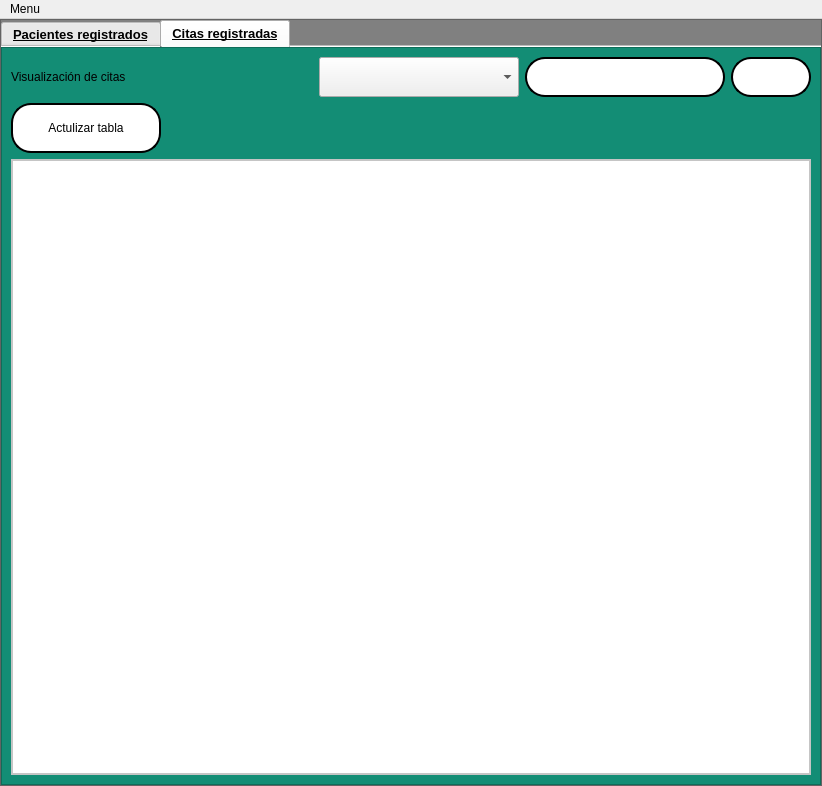
The window that interfaces/paciente_view.ui (Reinaldito04/App-Consultas-y-Historias-Medicas) describes before a commit, drawn with Qt 5.
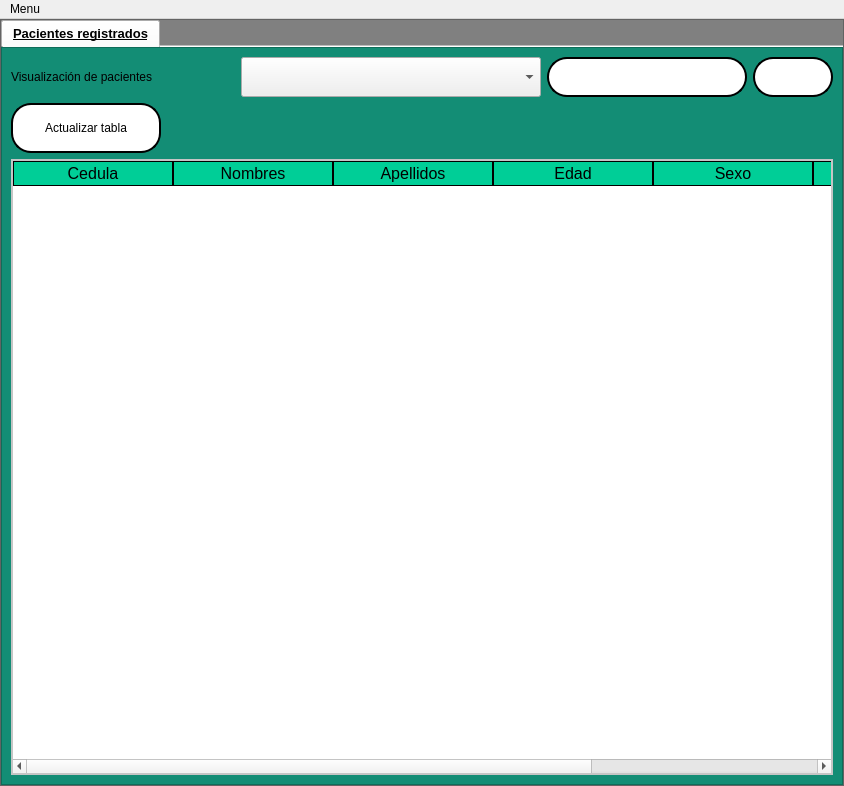
The same window after the commit. The open tabs and pages were chosen to show the change. Icons and pictures are not drawn.

```diff
--- a/interfaces/paciente_view.ui
+++ b/interfaces/paciente_view.ui
@@ -6,7 +6,7 @@
    <rect>
     <x>0</x>
     <y>0</y>
-    <width>822</width>
+    <width>844</width>
     <height>786</height>
    </rect>
   </property>
@@ -395,275 +395,6 @@
            </item>
           </layout>
          </widget>
-         <widget class="QWidget" name="tab_2">
-          <attribute name="title">
-           <string>Citas registradas</string>
-          </attribute>
-          <layout class="QVBoxLayout" name="verticalLayout_8">
-           <property name="spacing">
-            <number>0</number>
-           </property>
-           <property name="leftMargin">
-            <number>0</number>
-           </property>
-           <property name="topMargin">
-            <number>0</number>
-           </property>
-           <property name="rightMargin">
-            <number>0</number>
-           </property>
-           <property name="bottomMargin">
-            <number>0</number>
-           </property>
-           <item>
-            <widget class="QFrame" name="frame_4">
-             <property name="styleSheet">
-              <string notr="true">QFrame{
-background-color:#138D75;
-	font: 12pt &quot;Microsoft Sans Serif&quot;;
-}
-QTableWidget{
-color:rgb(0,0,0);
-gridline-color:rgb(0,206,151);
-font-size:12pt;
-}
-QHeaderView::section{
-background-color:rgb(0,206,151);
-border:1px solid rgb(0,0,0);
-font-size:12pt;
-}
-QTbaleWidget QTableCornerButton::section{
-background-color:rgb(0,0,0);
-border:1px solid  rgb(0,206,151);
-}
-QLineEdit{
-border:2px solid rgb(0,0,0);
-border-radius:20px;
-	font: 12pt &quot;Microsoft Sans Serif&quot;;
-	background-color: rgb(255, 255, 255);
-}
-QPushButton{
-border-radius:20px;
-border:2px solid rgb(0,0,0);
-background-color:white;
-}
-QPushButton:hover{
-	background-color:#CB4335;
-}
-QTextEdit{
-border:4px solid rgb(0,0,0);
-border-radius:20px;
-	font: 12pt &quot;Microsoft Sans Serif&quot;;
-	background-color: rgb(255, 255, 255);
-}
-QLabel{
-	
-	font: 12pt &quot;Microsoft Sans Serif&quot;;
-}
-</string>
-             </property>
-             <property name="frameShape">
-              <enum>QFrame::StyledPanel</enum>
-             </property>
-             <property name="frameShadow">
-              <enum>QFrame::Raised</enum>
-             </property>
-             <layout class="QVBoxLayout" name="verticalLayout_6">
-              <item>
-               <layout class="QHBoxLayout" name="horizontalLayout_2">
-                <item>
-                 <widget class="QLabel" name="label_2">
-                  <property name="text">
-                   <string>Visualización de citas</string>
-                  </property>
-                 </widget>
-                </item>
-                <item>
-                 <spacer name="horizontalSpacer_3">
-                  <property name="orientation">
-                   <enum>Qt::Horizontal</enum>
-                  </property>
-                  <property name="sizeHint" stdset="0">
-                   <size>
-                    <width>40</width>
-                    <height>20</height>
-                   </size>
-                  </property>
-                 </spacer>
-                </item>
-                <item>
-                 <widget class="QComboBox" name="filtro_cita">
-                  <property name="minimumSize">
-                   <size>
-                    <width>200</width>
-                    <height>40</height>
-                   </size>
-                  </property>
-                  <property name="maximumSize">
-                   <size>
-                    <width>200</width>
-                    <height>40</height>
-                   </size>
-                  </property>
-                  <property name="font">
-                   <font>
-                    <pointsize>10</pointsize>
-                    <weight>75</weight>
-                    <bold>true</bold>
-                   </font>
-                  </property>
-                 </widget>
-                </item>
-                <item>
-                 <widget class="QLineEdit" name="in_buscar_cita">
-                  <property name="minimumSize">
-                   <size>
-                    <width>200</width>
-                    <height>40</height>
-                   </size>
-                  </property>
-                  <property name="maximumSize">
-                   <size>
-                    <width>200</width>
-                    <height>40</height>
-                   </size>
-                  </property>
-                  <property name="inputMask">
-                   <string/>
-                  </property>
-                  <property name="text">
-                   <string/>
-                  </property>
-                  <property name="maxLength">
-                   <number>20</number>
-                  </property>
-                  <property name="placeholderText">
-                   <string/>
-                  </property>
-                 </widget>
-                </item>
-                <item>
-                 <widget class="QPushButton" name="bt_buscar_cita">
-                  <property name="minimumSize">
-                   <size>
-                    <width>80</width>
-                    <height>40</height>
-                   </size>
-                  </property>
-                  <property name="maximumSize">
-                   <size>
-                    <width>80</width>
-                    <height>40</height>
-                   </size>
-                  </property>
-                  <property name="text">
-                   <string/>
-                  </property>
-                  <property name="icon">
-                   <iconset>
-                    <normaloff>ELEMENTOS GRAFICOS/buscar.png</normaloff>ELEMENTOS GRAFICOS/buscar.png</iconset>
-                  </property>
-                  <property name="iconSize">
-                   <size>
-                    <width>30</width>
-                    <height>30</height>
-                   </size>
-                  </property>
-                 </widget>
-                </item>
-               </layout>
-              </item>
-              <item>
-               <layout class="QHBoxLayout" name="horizontalLayout_4">
-                <item>
-                 <widget class="QPushButton" name="bt_act_2">
-                  <property name="minimumSize">
-                   <size>
-                    <width>150</width>
-                    <height>50</height>
-                   </size>
-                  </property>
-                  <property name="maximumSize">
-                   <size>
-                    <width>150</width>
-                    <height>50</height>
-                   </size>
-                  </property>
-                  <property name="font">
-                   <font>
-                    <pointsize>9</pointsize>
-                   </font>
-                  </property>
-                  <property name="text">
-                   <string>Actulizar tabla</string>
-                  </property>
-                  <property name="icon">
-                   <iconset>
-                    <normaloff>ELEMENTOS GRAFICOS/actualizar.png</normaloff>ELEMENTOS GRAFICOS/actualizar.png</iconset>
-                  </property>
-                  <property name="iconSize">
-                   <size>
-                    <width>30</width>
-                    <height>30</height>
-                   </size>
-                  </property>
-                 </widget>
-                </item>
-                <item>
-                 <spacer name="horizontalSpacer_4">
-                  <property name="orientation">
-                   <enum>Qt::Horizontal</enum>
-                  </property>
-                  <property name="sizeHint" stdset="0">
-                   <size>
-                    <width>40</width>
-                    <height>20</height>
-                   </size>
-                  </property>
-                 </spacer>
-                </item>
-               </layout>
-              </item>
-              <item>
-               <widget class="QFrame" name="frame_5">
-                <property name="styleSheet">
-                 <string notr="true">QFrame{
-	background-color: rgb(255, 255, 255);
-}</string>
-                </property>
-                <property name="frameShape">
-                 <enum>QFrame::StyledPanel</enum>
-                </property>
-                <property name="frameShadow">
-                 <enum>QFrame::Raised</enum>
-                </property>
-                <layout class="QVBoxLayout" name="verticalLayout_7">
-                 <property name="spacing">
-                  <number>0</number>
-                 </property>
-                 <property name="leftMargin">
-                  <number>0</number>
-                 </property>
-                 <property name="topMargin">
-                  <number>0</number>
-                 </property>
-                 <property name="rightMargin">
-                  <number>0</number>
-                 </property>
-                 <property name="bottomMargin">
-                  <number>0</number>
-                 </property>
-                 <item>
-                  <widget class="QTableWidget" name="tabla_p_2"/>
-                 </item>
-                </layout>
-               </widget>
-              </item>
-             </layout>
-            </widget>
-           </item>
-          </layout>
-         </widget>
         </widget>
        </item>
       </layout>
@@ -676,8 +407,8 @@
     <rect>
      <x>0</x>
      <y>0</y>
-     <width>822</width>
-     <height>21</height>
+     <width>844</width>
+     <height>20</height>
     </rect>
    </property>
    <widget class="QMenu" name="menuMenu">
```
